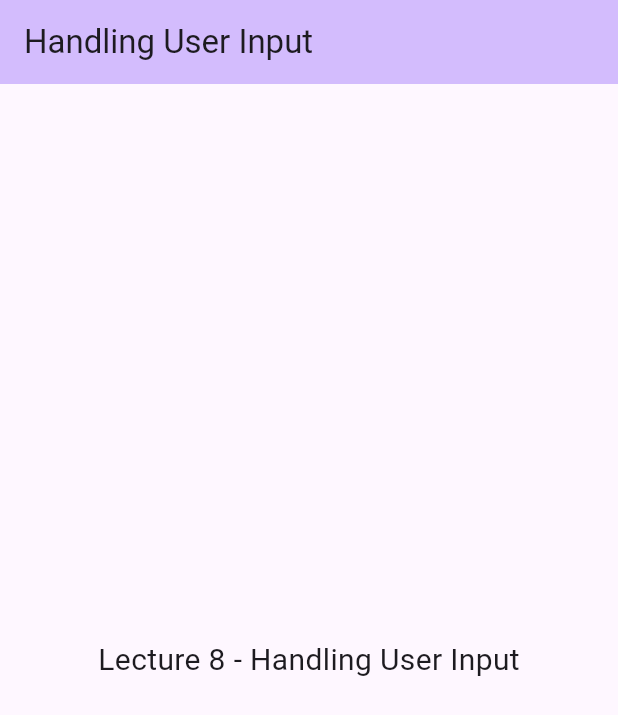
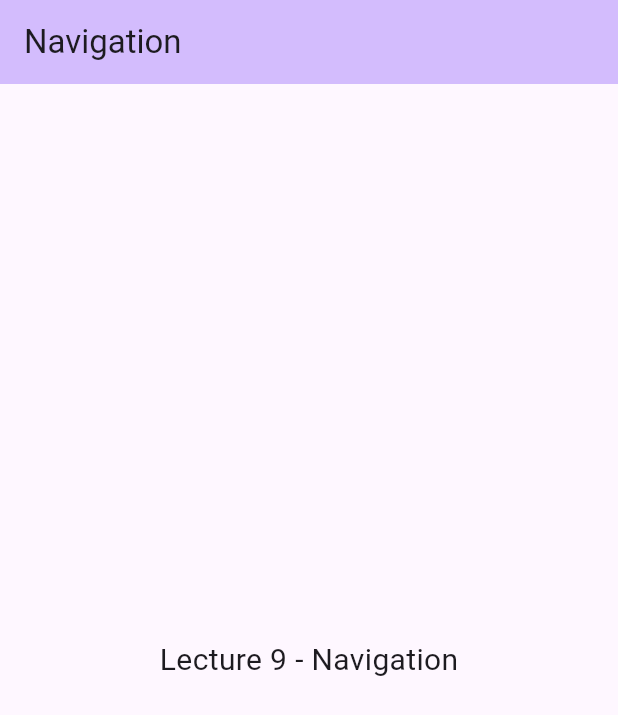
Before and after one commit to salemkode/empty-flutter-app, a Flutter app: the screen it shows after launch, on a phone screen of 412 x 824 dp. Shown: the top 715 px of the screen. Run offline on Flutter 3.47's test engine with Material 3 defaults, Android fonts, the phone set to English and light mode, and no system bars.

Commit message:
Lecture 9: Navigation - Template

```diff
--- a/lib/main.dart
+++ b/lib/main.dart
@@ -10,34 +10,29 @@ class MyApp extends StatelessWidget {
   @override
   Widget build(BuildContext context) {
     return MaterialApp(
-      title: 'Lecture 8 - Handling User Input',
+      title: 'Lecture 9 - Navigation',
       theme: ThemeData(
         colorScheme: ColorScheme.fromSeed(seedColor: Colors.deepPurple),
         useMaterial3: true,
       ),
-      home: const UserInputPage(),
+      home: const NavigationPage(),
     );
   }
 }
 
-class UserInputPage extends StatefulWidget {
-  const UserInputPage({super.key});
+class NavigationPage extends StatelessWidget {
+  const NavigationPage({super.key});
 
-  @override
-  State<UserInputPage> createState() => _UserInputPageState();
-}
-
-class _UserInputPageState extends State<UserInputPage> {
   @override
   Widget build(BuildContext context) {
     return Scaffold(
       appBar: AppBar(
         backgroundColor: Theme.of(context).colorScheme.inversePrimary,
-        title: const Text('Handling User Input'),
+        title: const Text('Navigation'),
       ),
       body: const Center(
         child: Text(
-          'Lecture 8 - Handling User Input',
+          'Lecture 9 - Navigation',
           style: TextStyle(fontSize: 20),
         ),
       ),
```
